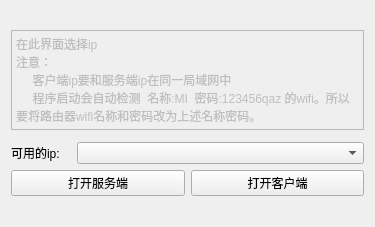
Above: selectip.ui from VictorySong/ls before the change. Below: the same form after it.
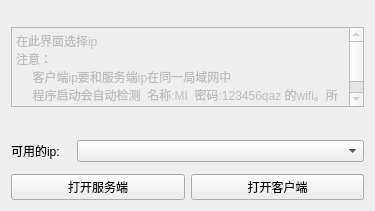
That is the form after the change.

Commit message: 界面修改

Diff of the .ui file:
```diff
--- a/selectip.ui
+++ b/selectip.ui
@@ -7,7 +7,7 @@
     <x>0</x>
     <y>0</y>
     <width>375</width>
-    <height>227</height>
+    <height>211</height>
    </rect>
   </property>
   <property name="sizePolicy">
@@ -31,8 +31,17 @@
    </property>
    <item row="1" column="0">
     <layout class="QVBoxLayout" name="verticalLayout">
+     <property name="spacing">
+      <number>6</number>
+     </property>
      <item>
       <layout class="QHBoxLayout" name="horizontalLayout">
+       <property name="spacing">
+        <number>6</number>
+       </property>
+       <property name="bottomMargin">
+        <number>6</number>
+       </property>
        <item>
         <widget class="QLabel" name="label">
          <property name="sizePolicy">
@@ -72,6 +81,9 @@
      </item>
      <item>
       <layout class="QHBoxLayout" name="horizontalLayout_2">
+       <property name="spacing">
+        <number>6</number>
+       </property>
        <item>
         <widget class="QPushButton" name="pushButton_3">
          <property name="text">
@@ -90,7 +102,7 @@
      </item>
     </layout>
    </item>
-   <item row="0" column="0">
+   <item row="0" column="0" alignment="Qt::AlignVCenter">
     <widget class="QTextEdit" name="textEdit">
      <property name="enabled">
       <bool>false</bool>
@@ -104,7 +116,7 @@
      <property name="minimumSize">
       <size>
        <width>0</width>
-       <height>100</height>
+       <height>80</height>
       </size>
      </property>
      <property name="maximumSize">
```
